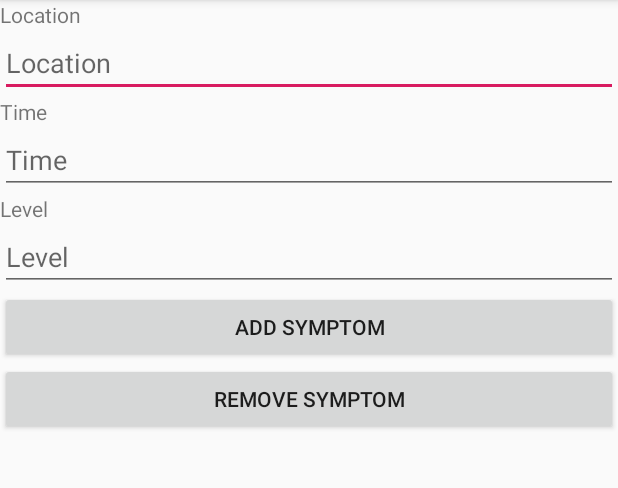
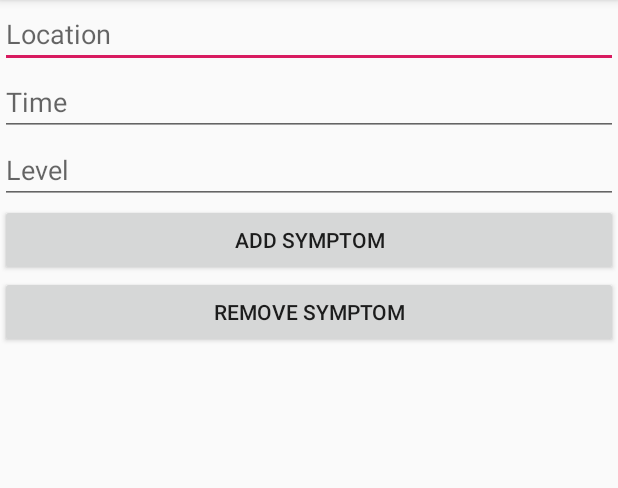
Before and after one commit to WorldofKerry/Medicare, an Android app: the AddSymptomActivity screen opened directly, with no data from a screen before it, on a phone screen of 412 x 824 dp, the part 84-572 px from its top. Run offline under Robolectric (Android 15) with nearby library versions, the phone set to English and light mode, and no system bars.

Commit message:
What the hell git. Just let me commit. Hey that rhymes except it's a terrible commit message. Oh well. (Removed random lines of xml git decided to throw into android studio)

```diff
--- a/app/src/main/res/layout/activity_add_symptom.xml
+++ b/app/src/main/res/layout/activity_add_symptom.xml
@@ -7,11 +7,7 @@
     tools:context=".AddSymptomActivity"
     android:orientation="vertical">
 
-    <TextView
-        android:id="@+id/textView"
-        android:layout_width="match_parent"
-        android:layout_height="wrap_content"
-        android:text="Location" />
+
 
     <EditText
         android:id="@+id/editTextSymptomLocation"
@@ -21,11 +17,7 @@
         android:inputType="textPersonName"
         android:hint="@string/location" />
 
-    <TextView
-        android:id="@+id/textView2"
-        android:layout_width="match_parent"
-        android:layout_height="wrap_content"
-        android:text="Time" />
+
 
     <EditText
         android:id="@+id/editTextSymptomTime"
@@ -34,12 +26,6 @@
         android:ems="10"
         android:inputType="textPersonName"
         android:hint="@string/time" />
-
-    <TextView
-        android:id="@+id/textView3"
-        android:layout_width="match_parent"
-        android:layout_height="wrap_content"
-        android:text="Level" />
 
     <EditText
         android:id="@+id/editTextSymptomLevel"
```
